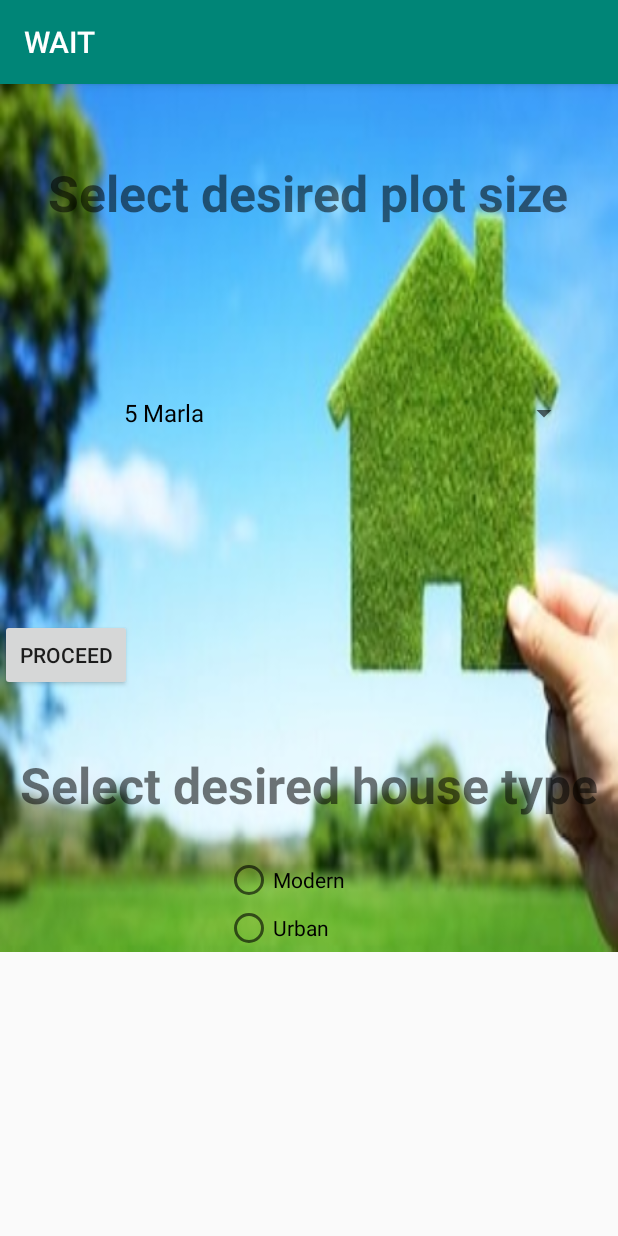
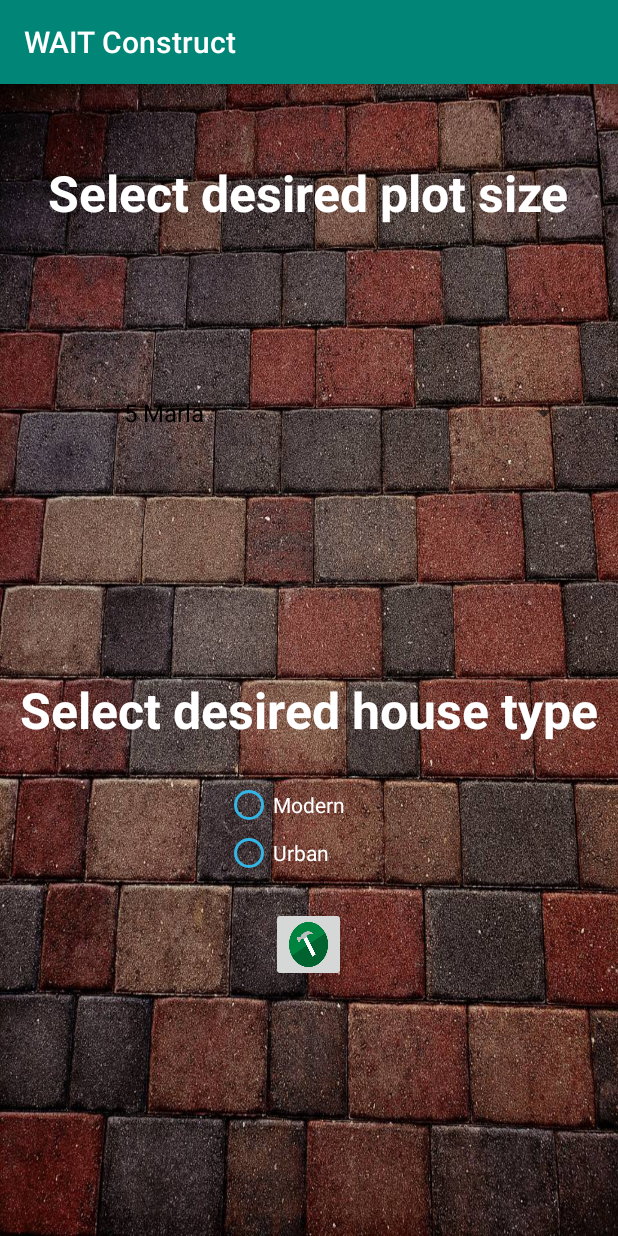
Before and after one commit to wajiha770/WAITConstruct, an Android app: the Selection1 screen opened directly, with no data from a screen before it, on a phone screen of 412 x 824 dp. Run offline under Robolectric (Android 15) with nearby library versions, the phone set to English and light mode, and no system bars.

Commit message:
UI changes

```diff
--- a/app/build.gradle
+++ b/app/build.gradle
@@ -54,3 +54,8 @@ sceneform.asset('sampledata/Building_A03.obj',
         'default',
         'sampledata/Building_A03.sfa',
         'src/main/res/raw/building_a03')
+
+sceneform.asset('sampledata/untitled.obj',
+        'default',
+        'sampledata/untitled.sfa',
+        'src/main/assets/untitled')
--- a/app/src/main/AndroidManifest.xml
+++ b/app/src/main/AndroidManifest.xml
@@ -8,8 +8,8 @@
 
     <application
         android:allowBackup="true"
-        android:icon="@mipmap/ic_launcher"
-        android:label="@string/app_name"
+        android:icon="@drawable/wait"
+        android:label="WAIT Construct"
         android:roundIcon="@mipmap/ic_launcher_round"
         android:supportsRtl="true"
         android:theme="@style/AppTheme">
--- a/app/src/main/java/com/example/wait/Selection1.java
+++ b/app/src/main/java/com/example/wait/Selection1.java
@@ -7,6 +7,7 @@ import android.view.View;
 import android.widget.AdapterView;
 import android.widget.ArrayAdapter;
 import android.widget.Button;
+import android.widget.ImageButton;
 import android.widget.RadioButton;
 import android.widget.Spinner;
 import android.widget.Toast;
@@ -14,7 +15,7 @@ import android.widget.Toast;
 public class Selection1 extends AppCompatActivity {
     Spinner dropdown;
     String [] plotsizes = {"5 Marla","7 Marla","10 Marla","12 Marla","1 Kanal"};
-    Button proceed;
+    ImageButton proceed;
 
 
     @Override
--- a/app/src/main/res/layout/activity_selection1.xml
+++ b/app/src/main/res/layout/activity_selection1.xml
@@ -1,9 +1,9 @@
 <?xml version="1.0" encoding="utf-8"?>
 <RelativeLayout xmlns:android="http://schemas.android.com/apk/res/android"
     xmlns:tools="http://schemas.android.com/tools"
-    android:layout_width="wrap_content"
-    android:layout_height="wrap_content"
-    android:background="@drawable/abcd"
+    android:layout_width="match_parent"
+    android:layout_height="match_parent"
+    android:background="@drawable/bricks"
     tools:context=".Selection1">
 
     <TextView
@@ -12,6 +12,7 @@
         android:layout_height="wrap_content"
         android:text="Select desired plot size"
         android:textSize="50px"
+        android:textColor="@android:color/background_light"
         android:layout_centerHorizontal="true"
         android:layout_marginTop="50dp"
         android:textStyle="bold"
@@ -37,8 +38,9 @@
         android:layout_height="wrap_content"
         android:text="Select desired house type"
         android:textSize="50px"
+        android:textColor="@android:color/background_light"
         android:layout_centerHorizontal="true"
-        android:layout_marginTop="100dp"
+        android:layout_marginTop="50dp"
         android:layout_below="@+id/plotsize"
         android:textStyle="bold"
         />
@@ -56,7 +58,9 @@
             android:layout_width="wrap_content"
             android:layout_height="wrap_content"
             android:onClick="radioClick"
+            android:buttonTint="@android:color/holo_blue_light"
             android:text="Modern"
+            android:textColor="@android:color/background_light"
             tools:text="Modern" />
 
         <RadioButton
@@ -65,15 +69,21 @@
             android:layout_height="wrap_content"
             android:onClick="radioClick"
             android:text="Urban"
+            android:buttonTint="@android:color/holo_blue_light"
+            android:textColor="@android:color/background_light"
             tools:text="Urban" />
     </RadioGroup>
 
-    <Button
+    <ImageButton
         android:id="@+id/next"
-        android:layout_width="wrap_content"
-        android:layout_height="wrap_content"
+        android:layout_width="50dp"
+        android:layout_height="50dp"
         android:layout_below="@+id/radiogroup"
-        android:layout_marginTop="-222dp"
-        android:text="Proceed" />
+        android:layout_centerHorizontal="true"
+        android:layout_marginTop="20dp"
+        android:src="@drawable/build3"
+        android:scaleType="fitXY"
+
+       />
 
 </RelativeLayout>
```
Also changed, not shown: app/src/main/java/com/example/wait/Arview.java (+15 -4 lines), app/src/main/res/drawable/bricks.jpg (added), app/src/main/res/drawable/build1.png (added), app/src/main/res/drawable/build2.png (added), app/src/main/res/drawable/build3.png (added), app/src/main/res/drawable/untitled.PNG (added), app/src/main/res/drawable/wait.PNG (added), 5 other files.
